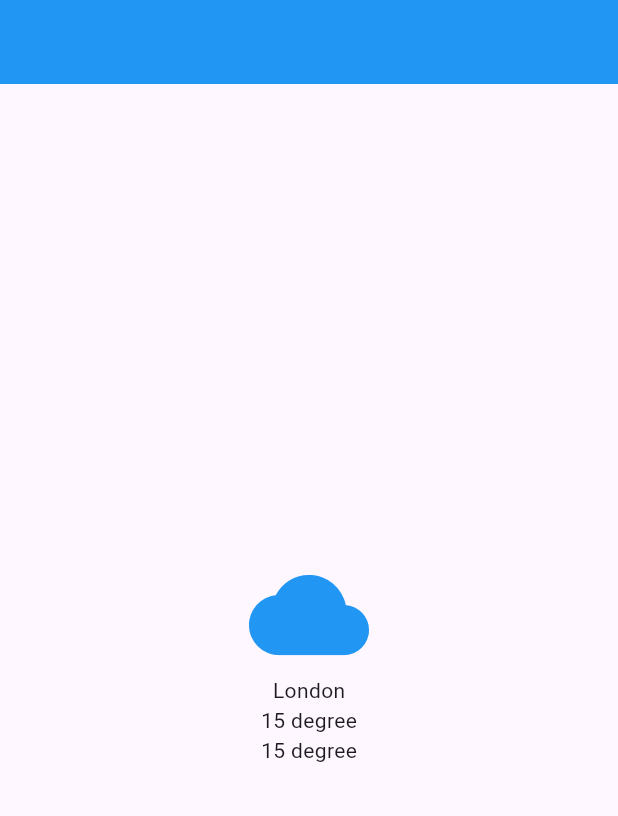
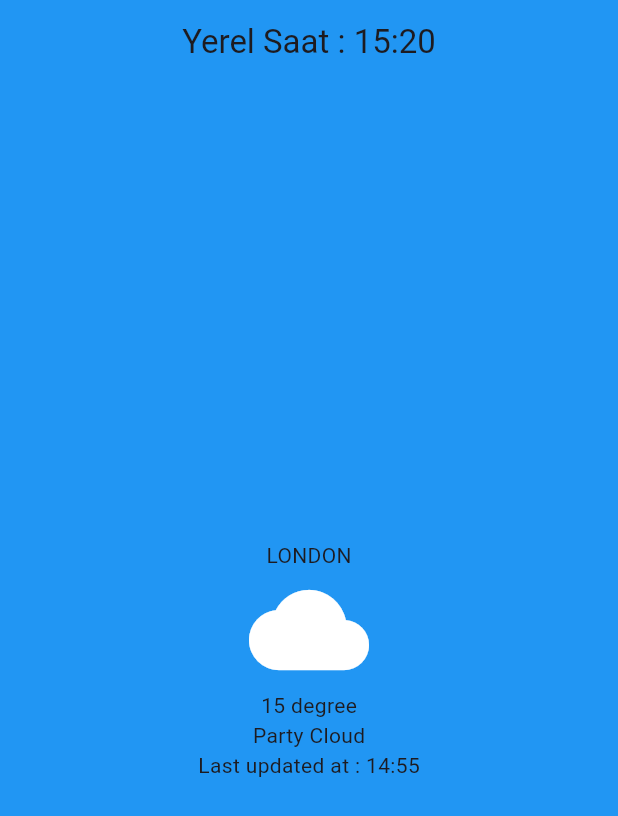
Before and after one commit to emircancavusoglu/weather-bloc-and-isar-, a Flutter app: the screen it shows after launch, on a phone screen of 412 x 824 dp. Shown: the top 816 px of the screen. Run offline on Flutter 3.47's test engine with Material 3 defaults, Android fonts, the light colour scheme and no system bars; our stand-ins replace dio, equatable, flutter_bloc, isar, lottie; missing offline and left inert: dart:js_interop; accounts and stored records are empty; generated files the repository leaves out were written again; network calls fail.

Commit message:
basic design added

```diff
--- a/lib/view/my_home_page_view.dart
+++ b/lib/view/my_home_page_view.dart
@@ -28,15 +28,10 @@ class _MyHomePageState extends State<MyHomePage> {
     final response = await Dio().get(weatherPath);
     if(response.statusCode == 200){
       final weather = WeatherModel.fromJson(response1.data['current']);
-      print("obje : ${weather.tempC}");
-      print("obje : ${weather.isDay}");
-      print("obje : ${weather.lastUpdatedEpoch}");
-      print("obje : ${weather.tempC}");
+
     }
     if(response.statusCode == 200){
       final weather2 = WeatherModel.fromJson(response.data["location"]);
-      print(weather2.localtime);
-      print(weather2.region);
     }
   }
   List<WeatherModel>? _items;  // bu veri gelmeyebilir
@@ -44,18 +39,22 @@ class _MyHomePageState extends State<MyHomePage> {
   @override
   Widget build(BuildContext context) {
     return Scaffold(
+      backgroundColor: Colors.blue,
       appBar: AppBar(
+        title: const Center(
+            child: Text("Yerel Saat : 15:20")),
         backgroundColor: Colors.blue,
       ),
-      body: Column(
+      body: const Column(
         mainAxisAlignment: MainAxisAlignment.center,
         children: [
+          Text("LONDON"),
           Center(
-              child: Icon(Icons.cloud, color: Colors.blue,size: 80,),
+              child: Icon(Icons.cloud, color: Colors.white,size: 80,),
           ),
-        Text("London"),
-        Text("15 degree"),
-        Text("15 degree"),
+          Text("15 degree"),
+          Text("Party Cloud"),
+          Text("Last updated at : 14:55")
         ],
       ),
     );
```
